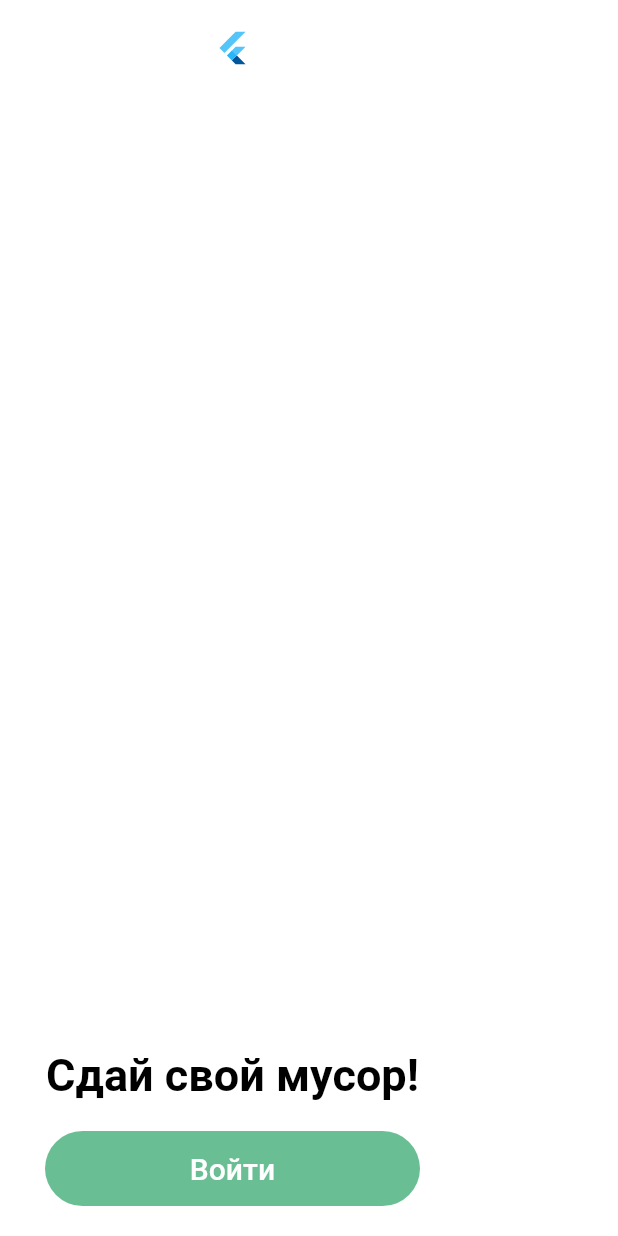
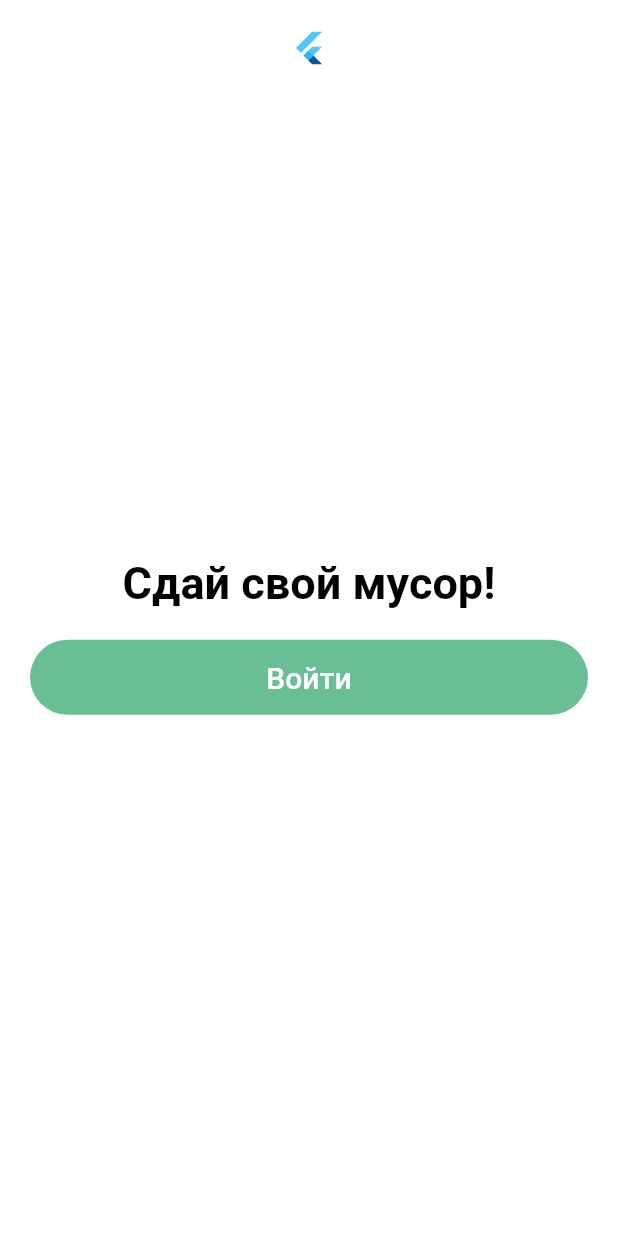
Before and after one commit to whatever125/tochka_sbora, a Flutter app: the screen it shows after launch, on a phone screen of 412 x 824 dp. Run offline on Flutter 3.47's test engine with Material 2 defaults, Android fonts, the phone set to English and light mode, and no system bars; our stand-ins replace email_validator, flutter_multi_formatter, shared_preferences.

Commit message:
welcome page исправлен

```diff
--- a/lib/ui/pages/welcomePage.dart
+++ b/lib/ui/pages/welcomePage.dart
@@ -1,4 +1,5 @@
 import 'package:flutter/material.dart';
+import 'package:flutter/widgets.dart';
 import 'package:tochka_sbora/ui/themes/colors.dart';
 import 'package:tochka_sbora/ui/pages/signinPage.dart';
 import 'package:tochka_sbora/ui/themes/theme.dart';
@@ -14,12 +15,11 @@ class _WelcomePageState extends State<WelcomePage> {
     return Scaffold(
       body: SafeArea(
         child: Container(
-          padding: EdgeInsets.symmetric(horizontal: 30),
+          padding: EdgeInsets.symmetric(vertical: 20, horizontal: 20),
           child: Column(
-            crossAxisAlignment: CrossAxisAlignment.center,
+            crossAxisAlignment: CrossAxisAlignment.stretch,
             mainAxisAlignment: MainAxisAlignment.spaceBetween,
             children: <Widget>[
-              SizedBox(height: 20),
               FlutterLogo(),
               Spacer(),
               RichText(
@@ -39,9 +39,7 @@ class _WelcomePageState extends State<WelcomePage> {
                   ],
                 ),
               ),
-              SizedBox(
-                height: 20,
-              ),
+              SizedBox(height: 20),
               Container(
                 height: 50,
                 width: 250,
@@ -62,7 +60,7 @@ class _WelcomePageState extends State<WelcomePage> {
                   },
                 ),
               ),
-              SizedBox(height: 20),
+              Spacer()
             ],
           ),
         ),
```
